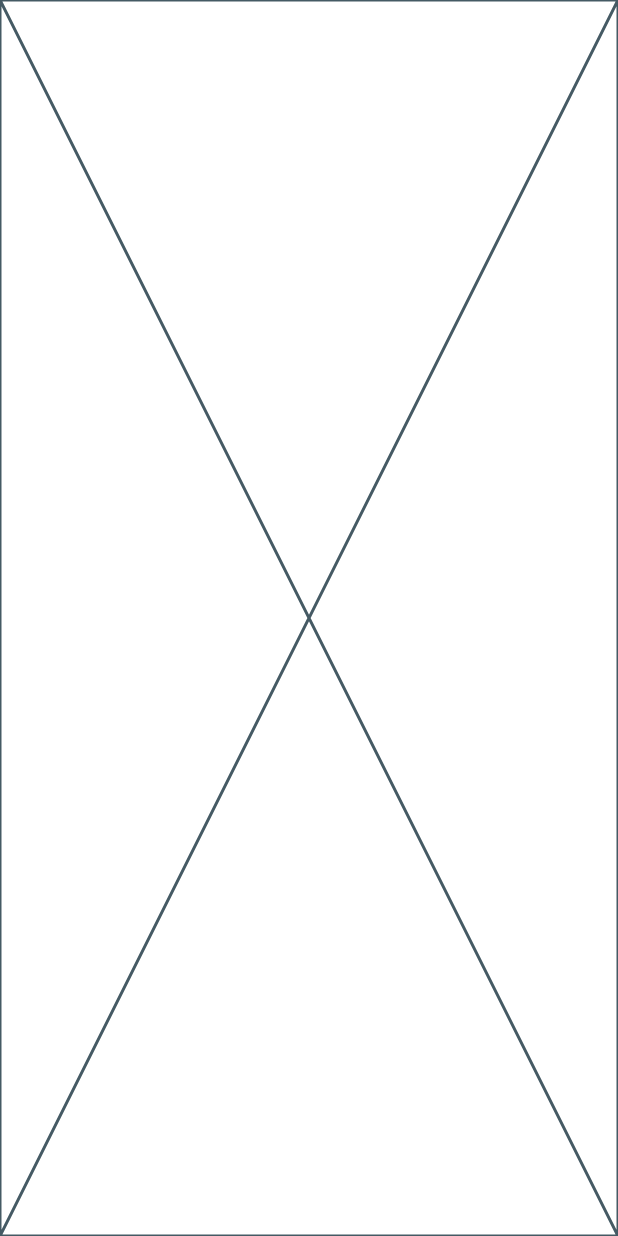
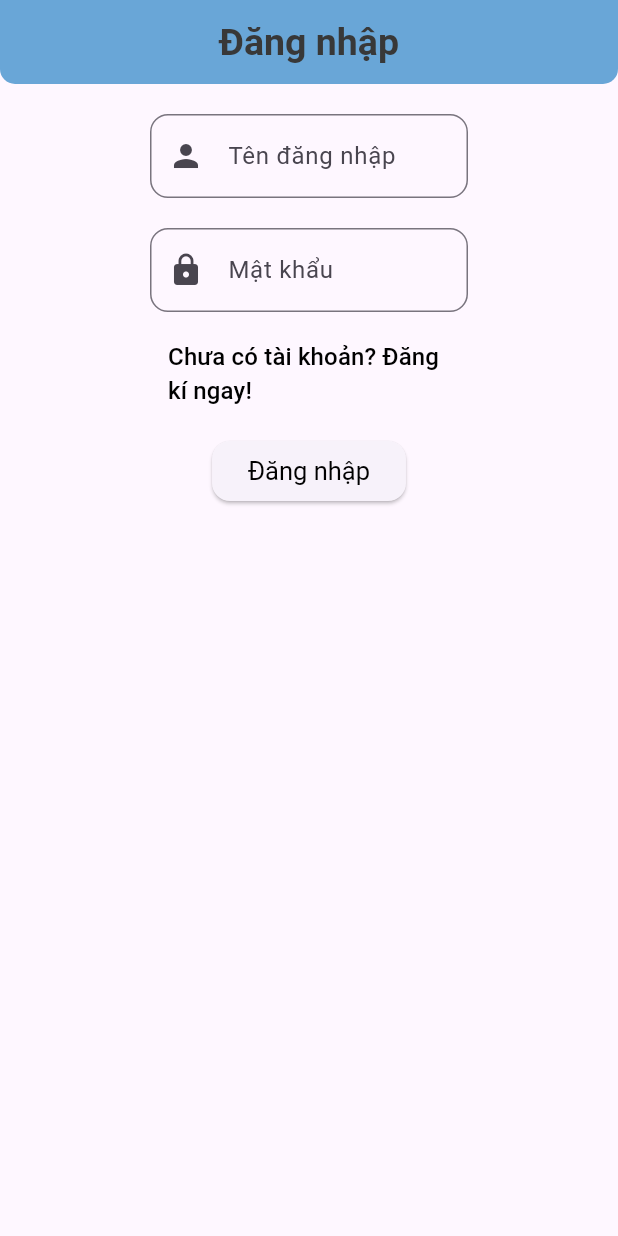
Before and after one commit to VDgit03/2025_LTTBDD_N04_Nhom_12, a Flutter app: the screen it shows after launch, after a tap on "Đã có tài khoản? Đăng nhập ngay", on a phone screen of 412 x 824 dp. Run offline on Flutter 3.47's test engine with Material 3 defaults, Android fonts, the phone set to English and light mode, and no system bars.

Commit message:
Xong login

```diff
--- a/lib/ViewPage/page.dart
+++ b/lib/ViewPage/page.dart
@@ -7,6 +7,7 @@ class page extends StatelessWidget {
   @override
   Widget build(BuildContext context) {
     return MaterialApp(
+      debugShowCheckedModeBanner: false,
       home: Scaffold(
         appBar: AppBar(
           title: Text('Page 1', textAlign: TextAlign.center),
--- a/lib/auth/login.dart
+++ b/lib/auth/login.dart
@@ -1,4 +1,6 @@
 import 'package:flutter/material.dart';
+import 'register.dart';
+import 'package:mobile_ck/homepage.dart';
 
 class Login extends StatefulWidget {
   const Login({super.key});
@@ -8,8 +10,102 @@ class Login extends StatefulWidget {
 }
 
 class _LoginState extends State<Login> {
+  final USController = TextEditingController();
+  final PWController = TextEditingController();
+  void login() {
+    //kiểm tra username, password
+    if (USController.text == savedUS && PWController.text == savedPW) {
+      Navigator.push(
+        context,
+        MaterialPageRoute(builder: (context) => Homepage(username: savedUS!)),
+      );
+    } else {
+      //sai thì báo lỗi
+      ScaffoldMessenger.of(context).showSnackBar(
+        SnackBar(
+          backgroundColor: Color.fromARGB(255, 105, 166, 215),
+          content: Text(
+            'Sai tên đăng nhập hoặc mật khẩu! Vui lòng nhập lại!',
+            style: TextStyle(fontSize: 17, color: Colors.black),
+          ),
+        ),
+      );
+    }
+  }
+
   @override
   Widget build(BuildContext context) {
-    return const Placeholder();
+    return Scaffold(
+      appBar: AppBar(
+        title: Text('Đăng nhập'),
+        centerTitle: true,
+        backgroundColor: Color.fromARGB(255, 105, 166, 215),
+        titleTextStyle: TextStyle(
+          fontWeight: FontWeight.bold,
+          fontSize: 25,
+          color: Color.fromARGB(255, 56, 56, 56),
+        ),
+        shape: RoundedRectangleBorder(
+          borderRadius: BorderRadiusGeometry.vertical(
+            bottom: Radius.circular(10),
+          ),
+        ),
+      ),
+      body: Padding(
+        padding: EdgeInsets.only(left: 100, right: 100, top: 20),
+        child: Column(
+          children: [
+            TextField(
+              controller: USController,
+              decoration: InputDecoration(
+                labelText: 'Tên đăng nhập',
+                prefixIcon: Icon(Icons.person),
+                border: OutlineInputBorder(
+                  borderRadius: BorderRadius.circular(12),
+                ),
+              ),
+            ),
+            SizedBox(height: 20),
+            TextField(
+              controller: PWController,
+              decoration: InputDecoration(
+                labelText: 'Mật khẩu',
+                prefixIcon: Icon(Icons.lock),
+                border: OutlineInputBorder(
+                  borderRadius: BorderRadius.circular(12),
+                ),
+              ),
+            ),
+            SizedBox(height: 10),
+            TextButton(
+              onPressed: () {
+                Navigator.push(
+                  context,
+                  MaterialPageRoute(builder: (context) => Register()),
+                );
+              },
+              child: Text(
+                'Chưa có tài khoản? Đăng kí ngay!',
+                style: TextStyle(fontSize: 16, color: Colors.black),
+              ),
+            ),
+            SizedBox(height: 10),
+            ElevatedButton(
+              onPressed: login,
+              style: ElevatedButton.styleFrom(
+                textStyle: TextStyle(fontSize: 17),
+                shape: RoundedRectangleBorder(
+                  borderRadius: BorderRadius.circular(12),
+                ),
+              ),
+              child: Text(
+                'Đăng nhập',
+                style: TextStyle(fontSize: 17, color: Colors.black),
+              ),
+            ),
+          ],
+        ),
+      ),
+    );
   }
 }
--- a/lib/auth/register.dart
+++ b/lib/auth/register.dart
@@ -13,9 +13,11 @@ class Register extends StatefulWidget {
 }
 
 class _RegisterState extends State<Register> {
+  //lấy dữ liệu
   final USController = TextEditingController();
   final PWController = TextEditingController();
 
+  //thực hiện khi ấn đăng kí
   void register() {
     setState(() {
       savedUS = USController.text;
@@ -71,12 +73,12 @@ class _RegisterState extends State<Register> {
                 ),
               ),
             ),
-            SizedBox(height: 20),
+            SizedBox(height: 10),
             TextButton(
               onPressed: () {
                 Navigator.pushReplacement(
                   context,
-                  MaterialPageRoute(builder: (context) => const Login()),
+                  MaterialPageRoute(builder: (context) => Login()),
                 );
               },
               child: const Text(
@@ -84,7 +86,7 @@ class _RegisterState extends State<Register> {
                 style: TextStyle(fontSize: 16, color: Colors.black),
               ),
             ),
-            SizedBox(height: 20),
+            SizedBox(height: 10),
             ElevatedButton(
               onPressed: register,
               style: ElevatedButton.styleFrom(
@@ -93,7 +95,10 @@ class _RegisterState extends State<Register> {
                   borderRadius: BorderRadius.circular(12),
                 ),
               ),
-              child: Text('Đăng kí', style: TextStyle(fontSize: 17)),
+              child: Text(
+                'Đăng kí',
+                style: TextStyle(fontSize: 17, color: Colors.black),
+              ),
             ),
           ],
         ),
--- a/lib/main.dart
+++ b/lib/main.dart
@@ -13,7 +13,7 @@ class MyApp extends StatelessWidget {
   Widget build(BuildContext context) {
     return MaterialApp(
       debugShowCheckedModeBanner: false,
-      title: 'To do list',
+      title: 'To Do List',
       theme: ThemeData(primarySwatch: Colors.blue),
       home: Register(),
     );
```
Also changed, not shown: lib/dashboard.dart (+8 -3 lines), lib/homepage.dart (+9 -3 lines).
